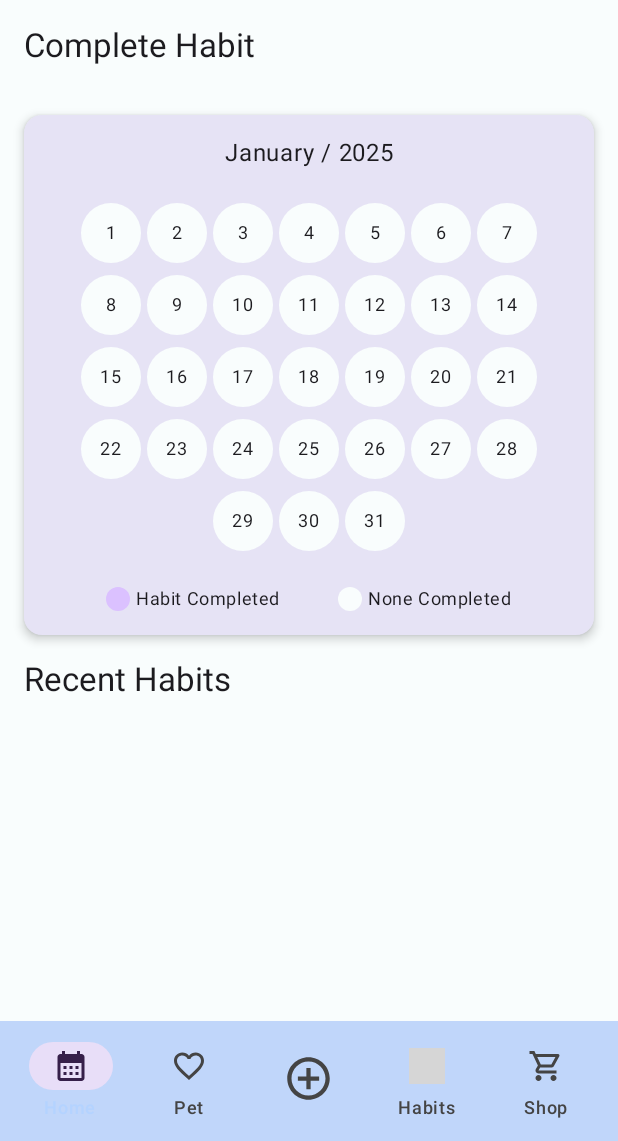
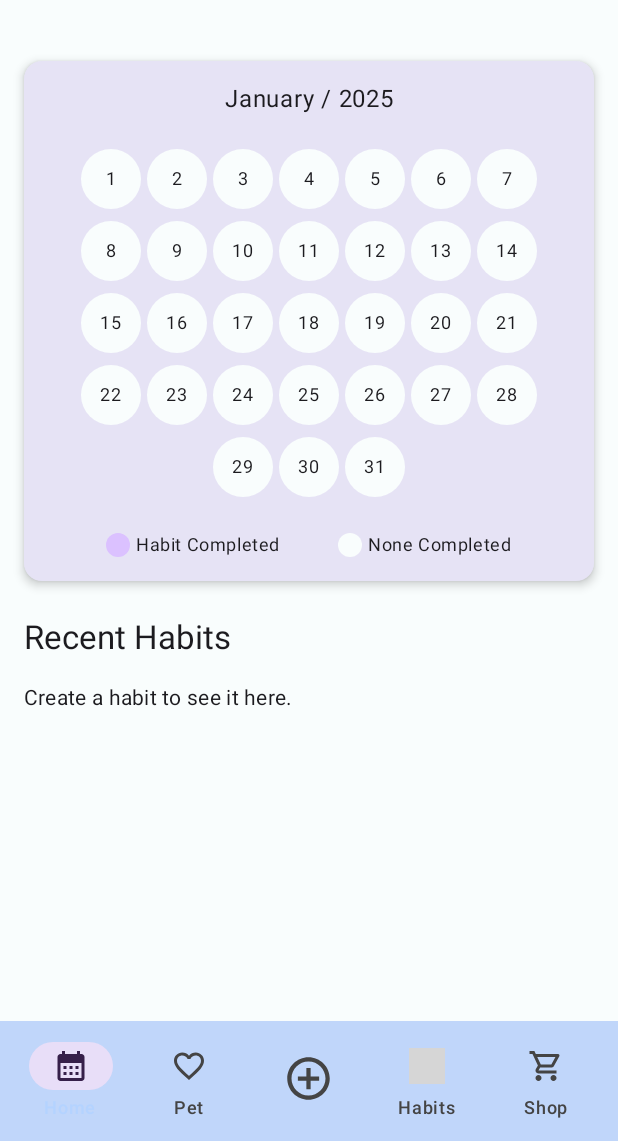
Before and after one commit to Alyra07/HabiPet-CCL3, an Android app built with Jetpack Compose: the screen it shows after launch (MainActivity), on a phone screen of 412 x 824 dp, the part 95-1236 px from its top. Run offline under Robolectric (Android 15) with nearby library versions, the light colour scheme and no system bars; our stand-ins replace Room's generated code; libraries missing offline, so code that uses them is left out: coil.decode; 2 statements that could not run were skipped; grey boxes are pictures that could not be loaded.

Commit message:
Habit details & green

```diff
--- a/app/src/main/java/at/ccl3/habipet/ui/theme/Color.kt
+++ b/app/src/main/java/at/ccl3/habipet/ui/theme/Color.kt
@@ -5,13 +5,13 @@ import androidx.compose.ui.graphics.Color
 // Primary color palette
 val PrimaryYellow = Color(0xFFFEDD5A)
 val SecondaryBlue = Color(0xFFB4D3FF)
+val TertiaryLilac = Color(0xFFDBC1FF)
+val AccentGreen = Color(0xFFA4E0CC)
 val PastelBlue = Color(0xFFC0D6FA) // NavBar
-val AccentLilac = Color(0xFFDBC1FF)
 val BgBeige = Color(0xFFF9FDFD)
 
 // Other accent colors
 val PaleGray = Color(0xFFE6E3F5)
 val SmokeyGray = Color(0xFFB9BCC3) // disabled buttons
-val DarkBeige = Color(0xFFD2D3C5)
 val PastelRed = Color(0xFFFF92AF)
 val DarkPurple = Color(0xFF361F4A) // onPrimary, onSecondary, onTertiary
--- a/app/src/main/java/at/ccl3/habipet/ui/theme/Theme.kt
+++ b/app/src/main/java/at/ccl3/habipet/ui/theme/Theme.kt
@@ -8,7 +8,7 @@ import androidx.compose.ui.graphics.Color
 private val LightColorScheme = lightColorScheme(
     primary = PrimaryYellow,
     secondary = SecondaryBlue,
-    tertiary = AccentLilac,
+    tertiary = TertiaryLilac,
     onPrimary = DarkPurple,
     onSecondary = DarkPurple,
     onTertiary = DarkPurple,
--- a/app/src/main/java/at/ccl3/habipet/views/HomeScreen.kt
+++ b/app/src/main/java/at/ccl3/habipet/views/HomeScreen.kt
@@ -48,13 +48,17 @@ fun HomeScreen(
         ) {
             // NEXT HABIT TO COMPLETE
             item {
-                Text(text = "Complete Habit", style = MaterialTheme.typography.titleLarge)
-                Spacer(modifier = Modifier.height(8.dp))
+                if (nextHabitToComplete == null) {
+                    return@item
+                } else {
+                    Text(text = "Complete Habit", style = MaterialTheme.typography.titleLarge)
+                    Spacer(modifier = Modifier.height(8.dp))
+                }
             }
             item {
                 nextHabitToComplete?.let { habit ->
                     // call habitViewModel.completeHabit() when the habit is completed
-                    HabitCompleteCard(habit) { habitViewModel.completeHabit(habit) }
+                    HabitCompleteCard(habit, { habitViewModel.completeHabit(habit) })
                 }
             }
 
@@ -66,9 +70,17 @@ fun HomeScreen(
 
             // RECENT HABITS
             item {
-                Spacer(modifier = Modifier.height(8.dp))
-                Text(text = "Recent Habits", style = MaterialTheme.typography.titleLarge)
-                Spacer(modifier = Modifier.height(8.dp))
+                Text(
+                    text = "Recent Habits",
+                    style = MaterialTheme.typography.titleLarge,
+                    modifier = Modifier.padding(bottom = 8.dp, top = 16.dp)
+                )
+                if (recentHabits.isEmpty()) {
+                    Text(
+                        text = "Create a habit to see it here.",
+                        style = MaterialTheme.typography.bodyMedium,
+                        modifier = Modifier.padding(top = 8.dp))
+                }
             }
             // Display 4 most recent habits with highest streak
             items(recentHabits) { habit ->
```
Also changed, not shown: app/src/main/java/at/ccl3/habipet/components/HabitCompleteCard.kt (+20 -3 lines), app/src/main/java/at/ccl3/habipet/components/IconAndColorSelector.kt (+4 -5 lines), app/src/main/java/at/ccl3/habipet/util/HabitUtils.kt (+3 -8 lines), app/src/main/java/at/ccl3/habipet/views/HabitDetailsView.kt (+46 -27 lines).
